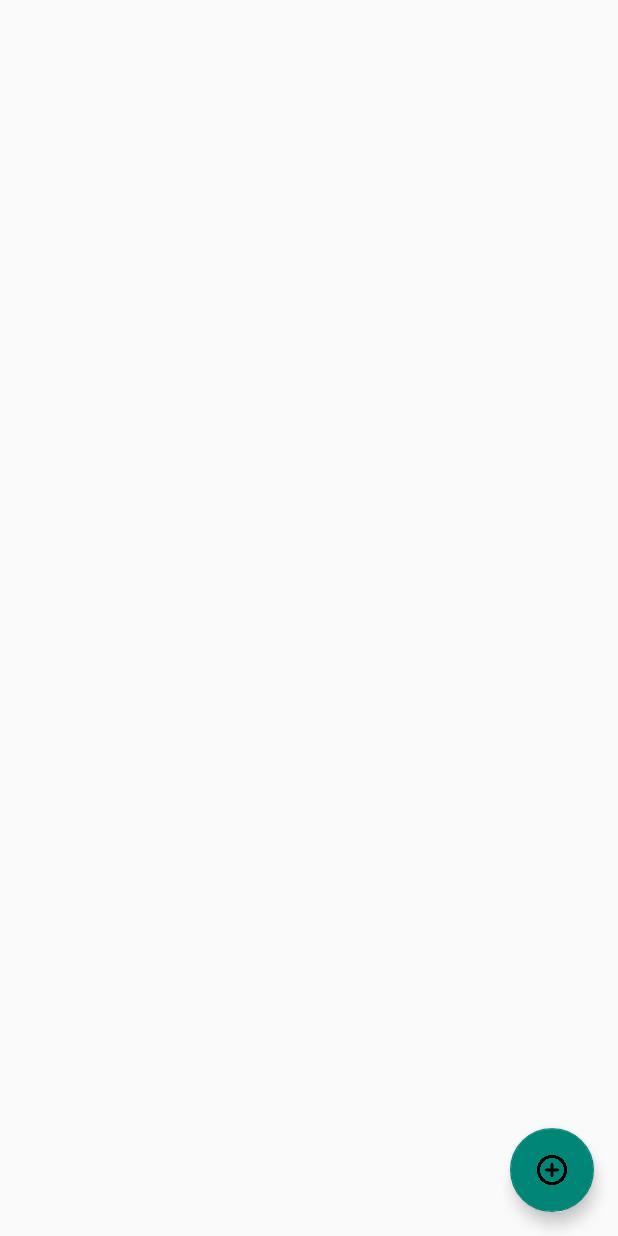
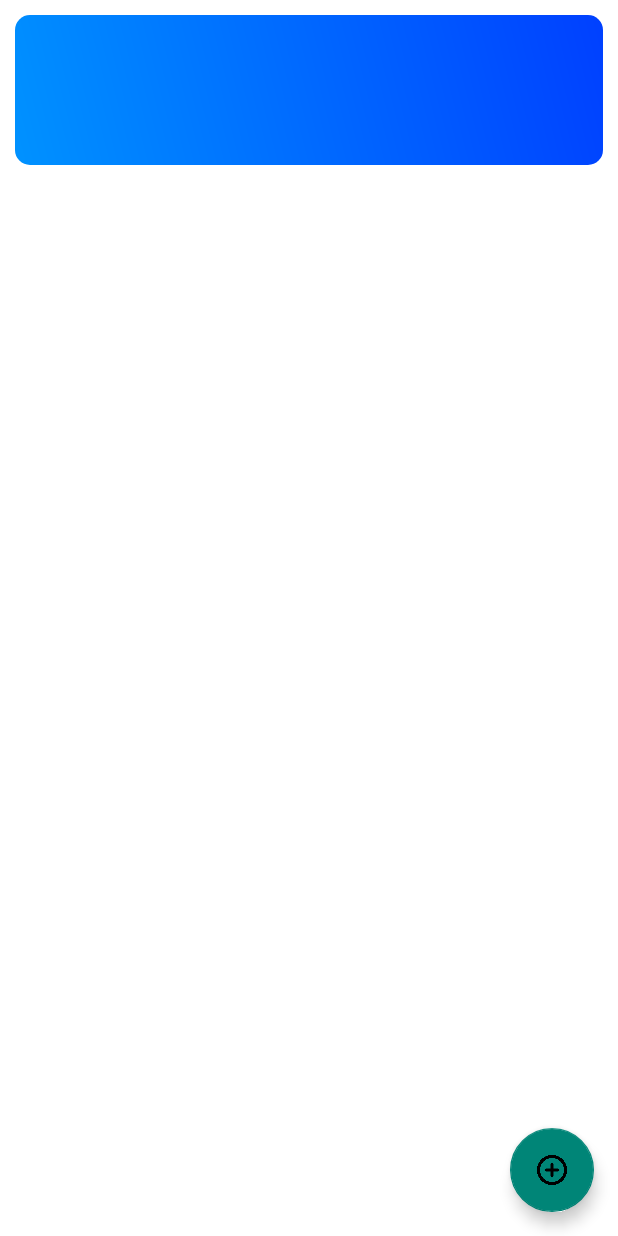
Before and after one commit to thuve-codes/MyRupees-expenceTrackingAndroidApp, an Android app built with Jetpack Compose: the screen it shows after launch (MainActivity), on a phone screen of 412 x 824 dp. Run offline under Robolectric (Android 15) with nearby library versions, the light colour scheme and no system bars.

Commit message:
Added Balance frame

```diff
--- /dev/null
+++ b/app/src/main/res/drawable/boxframe.xml
@@ -0,0 +1,9 @@
+<?xml version="1.0" encoding="utf-8"?>
+<shape xmlns:android="http://schemas.android.com/apk/res/android">
+    <gradient
+        android:startColor="#0092FF"
+        android:endColor="#0040FF"
+    android:angle="45" /> <!-- Gradient direction -->
+    <corners
+        android:radius="10dp"/>
+</shape>
--- a/app/src/main/res/layout/activity_main.xml
+++ b/app/src/main/res/layout/activity_main.xml
@@ -5,15 +5,46 @@
     android:id="@+id/mainLayout"
     android:layout_width="match_parent"
     android:layout_height="match_parent"
-    tools:context=".MainActivity">
+    tools:context=".MainActivity"
+    android:background="@color/white">
 
-    <androidx.recyclerview.widget.RecyclerView
-        android:id="@+id/transactionList"
+    <!-- Balance section -->
+    <LinearLayout
+        android:id="@+id/balance"
+        android:layout_width="match_parent"
+        android:layout_height="100dp"
+        android:layout_margin="10dp"
+        android:background="@drawable/boxframe"
+        android:orientation="vertical"
+        android:gravity="center"
+        android:padding="16dp">
+        <!-- Add views here for your balance information -->
+    </LinearLayout>
+
+    <!-- ScrollView for the RecyclerView -->
+    <ScrollView
         android:layout_width="match_parent"
         android:layout_height="match_parent"
-        android:layout_above="@+id/addBtn"
-        android:padding="16dp" />
+        android:layout_below="@id/balance"
+        android:layout_alignParentStart="true"
+        android:layout_alignParentEnd="true"
+        android:layout_marginTop="10dp">
 
+        <!-- RecyclerView inside the ScrollView -->
+        <LinearLayout
+            android:layout_width="match_parent"
+            android:layout_height="wrap_content"
+            android:orientation="vertical">
+
+            <androidx.recyclerview.widget.RecyclerView
+                android:id="@+id/transactionList"
+                android:layout_width="match_parent"
+                android:layout_height="wrap_content"
+                android:padding="16dp" />
+        </LinearLayout>
+    </ScrollView>
+
+    <!-- FloatingActionButton -->
     <com.google.android.material.floatingactionbutton.FloatingActionButton
         android:id="@+id/addBtn"
         android:layout_width="wrap_content"
@@ -22,4 +53,5 @@
         android:layout_alignParentEnd="true"
         android:layout_margin="16dp"
         app:srcCompat="@drawable/ic_add" />
+
 </RelativeLayout>
--- a/app/src/main/res/layout/item_transaction.xml
+++ b/app/src/main/res/layout/item_transaction.xml
@@ -6,6 +6,7 @@
 
     <TextView android:id="@+id/title"
         android:textStyle="bold"
+        android:textColor="@color/black"
         android:textSize="16sp"
         android:layout_width="wrap_content"
         android:layout_height="wrap_content" />
@@ -17,6 +18,7 @@
         android:layout_height="wrap_content" />
 
     <TextView android:id="@+id/date"
+        android:textColor="@color/black"
         android:textSize="12sp"
         android:layout_width="wrap_content"
         android:layout_height="wrap_content" />
```
